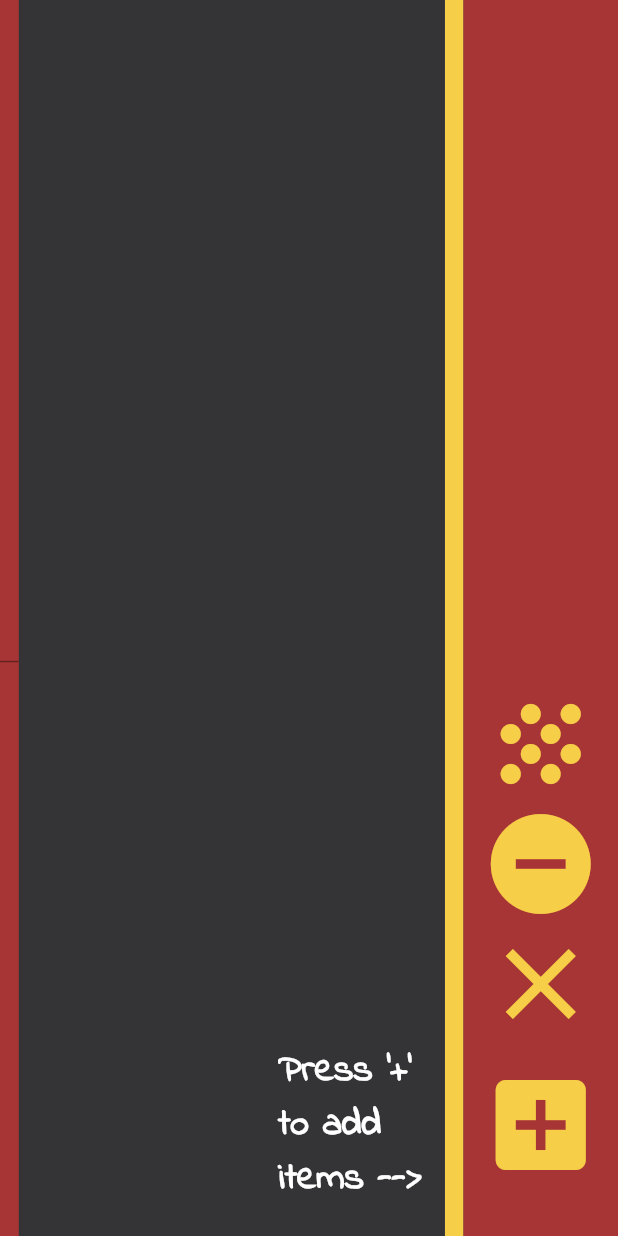
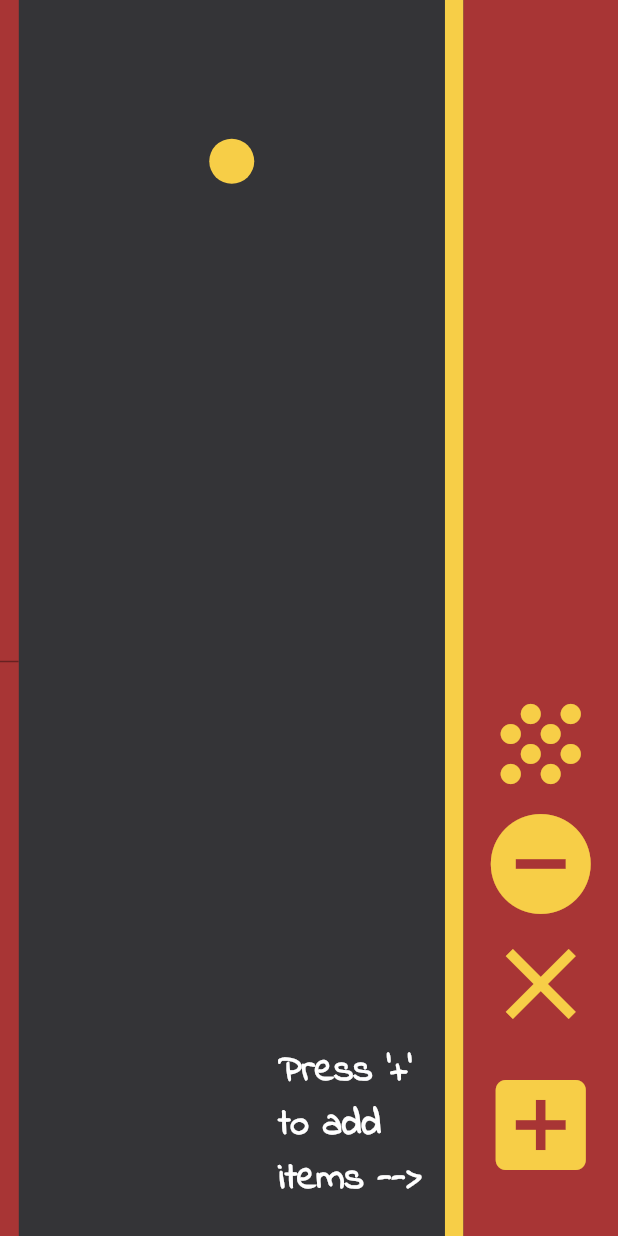
Before and after one commit to burhanhaq/ProductivePomo, a Flutter app: the first screen one second after launch, on a phone screen of 412 x 824 dp. Run offline on Flutter 3.47's test engine with Material 2 defaults, Android fonts, the phone set to English and light mode, and no system bars; our stand-ins replace shared_preferences.

Commit message:
Added progress indicator to wait while cards list is loading

```diff
--- a/lib/screens/home_screen.dart
+++ b/lib/screens/home_screen.dart
@@ -19,12 +19,17 @@ class Home extends StatefulWidget {
 class _HomeState extends State<Home> with TickerProviderStateMixin {
   SharedPref sharedPref = SharedPref();
   List<CardTile> cardTileList = [];
+  bool progressIndicator = true;
   AnimationController addSectionController;
   Animation addSectionAnimation;
-  AnimationStatus addSectionStatus = AnimationStatus.dismissed;
+
   AnimationController deleteSectionController;
   Animation deleteSectionAnimation;
-  AnimationStatus deleteSectionStatus = AnimationStatus.dismissed;
+
+  AnimationController progressIndicatorController;
+  Animation progressIndicatorAnimation;
+  AnimationStatus progressIndicatorStatus = AnimationStatus.dismissed;
+  int progressIndicatorCount = 0;
 
   @override
   void initState() {
@@ -44,7 +49,6 @@ class _HomeState extends State<Home> with TickerProviderStateMixin {
       })
       ..addStatusListener((status) {
         setState(() {
-          addSectionStatus = status;
         });
       });
 
@@ -61,9 +65,26 @@ class _HomeState extends State<Home> with TickerProviderStateMixin {
       })
       ..addStatusListener((status) {
         setState(() {
-          deleteSectionStatus = status;
         });
       });
+
+    progressIndicatorController = AnimationController(
+      vsync: this,
+      duration: Duration(milliseconds: 200),
+    );
+    progressIndicatorAnimation = CurvedAnimation(
+      parent: progressIndicatorController,
+      curve: Curves.linear,
+    )
+      ..addListener(() {
+        setState(() {});
+      })
+      ..addStatusListener((status) {
+        setState(() {
+          progressIndicatorStatus = status;
+        });
+      });
+    progressIndicatorController.forward();
   }
 
   getCardListFromJson() async {
@@ -87,6 +108,11 @@ class _HomeState extends State<Home> with TickerProviderStateMixin {
     cardTileList = List.generate(cardState.cardModels.length, (index) {
       return CardTile(cardModel: cardState.cardModels[index]);
     });
+    if (progressIndicator) {
+      if (cardTileList.length > 0) {
+        progressIndicator = false;
+      }
+    }
     if (cardState.addNewScreen) {
       addSectionController.forward();
     } else {
@@ -98,11 +124,21 @@ class _HomeState extends State<Home> with TickerProviderStateMixin {
       deleteSectionController.reverse();
     }
 
+    if (!progressIndicatorController.isAnimating && progressIndicator) {
+      if (progressIndicatorStatus == AnimationStatus.completed) {
+        progressIndicatorController.reverse();
+        progressIndicatorCount++;
+        if (progressIndicatorCount > 10) {
+          progressIndicator = false;
+        }
+      } else {
+        progressIndicatorController.forward();
+        progressIndicatorCount++;
+      }
+    }
+
     return SafeArea(
-      child: StreamBuilder<Object>(
-          stream: null,
-          builder: (context, snapshot) {
-            return Material(
+      child: Material(
         child: Scaffold(
           body: Container(
             color: Theme.of(context).accentColor,
@@ -119,6 +155,33 @@ class _HomeState extends State<Home> with TickerProviderStateMixin {
                         child: ListView(
                           physics: BouncingScrollPhysics(),
                           children: cardTileList,
+                        ),
+                      ),
+                      Positioned(
+                        top: 100,
+                        left: 0,
+                        right: 0,
+                        child: Offstage(
+                          offstage: false,
+//                          offstage: !cardState.progressIndicator,
+                          child: Transform.translate(
+                            offset: Offset(0,
+//                                progressIndicatorAnimation.value < 0.5
+//                                    ? 40 * progressIndicatorAnimation.value
+//                                    : 40 * (1-progressIndicatorAnimation.value),
+                                0),
+                            child: Transform.scale(
+                              scale: progressIndicator ? 2 * progressIndicatorAnimation.value : 0,
+                              child: Container(
+                                height: 15,
+                                width: 15,
+                                decoration: BoxDecoration(
+                                  color: yellow,
+                                  shape: BoxShape.circle,
+                                ),
+                              ),
+                            ),
+                          ),
                         ),
                       ),
                       Container(
@@ -159,9 +222,7 @@ class _HomeState extends State<Home> with TickerProviderStateMixin {
             ),
           ),
         ),
-              )
-            ;
-          }),
+      ),
     );
   }
 
```
Also changed, not shown: lib/card_state.dart (+7 -0 lines). Lines whose indentation alone changed are shown as unchanged.
